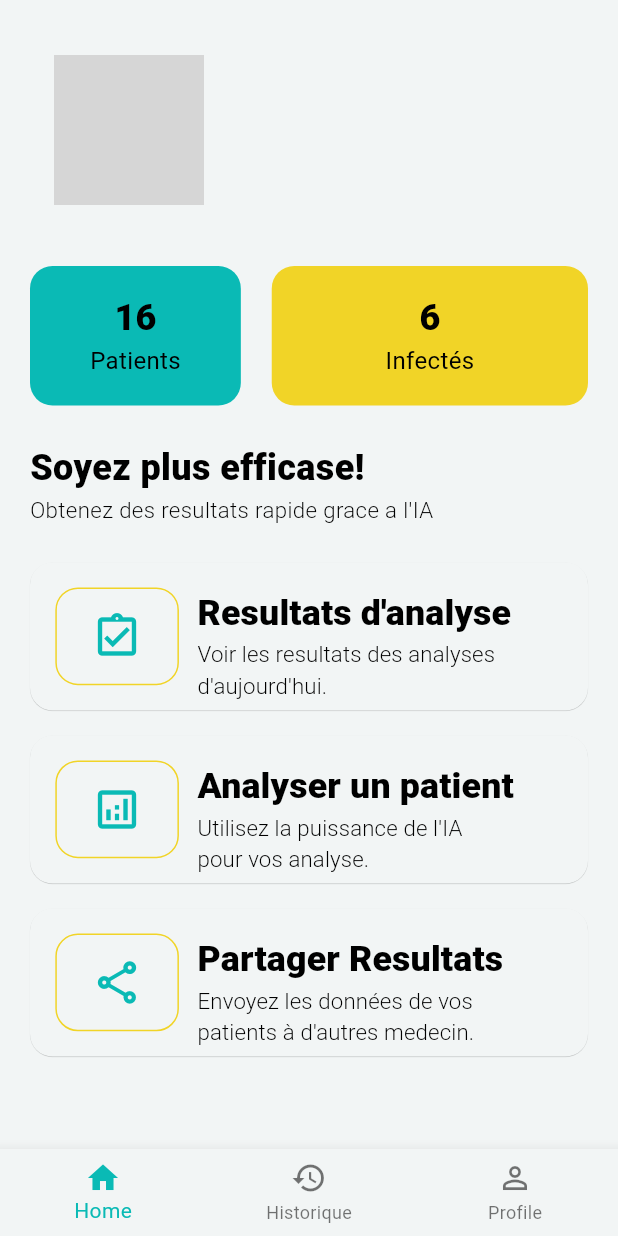
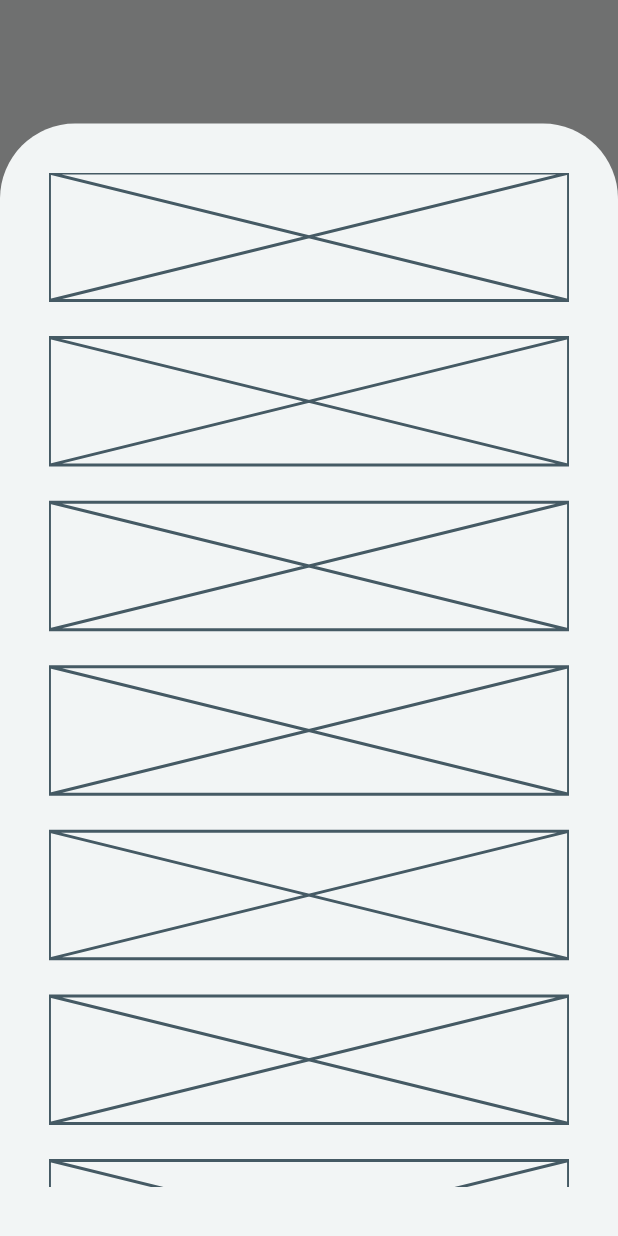
Before and after one commit to KDBismael/scanX-pi, a Flutter app: the screen it shows after launch, after a tap on "Resultats d'analyse", on a phone screen of 412 x 824 dp. Run offline on Flutter 3.47's test engine with Material 3 defaults, Android fonts, the light colour scheme and no system bars; our stand-ins replace dartz, equatable, get_it, shared_preferences; grey boxes are pictures that could not be loaded.

Commit message:
add bottom sheet modal

```diff
--- /dev/null
+++ b/lib/core/presentation/widgets/custom_bottom_sheet.dart
@@ -0,0 +1,29 @@
+import 'package:flutter/material.dart';
+
+class CustomBottomSheet {
+  Future<void> sheet(
+      {required BuildContext context,
+      required EdgeInsetsGeometry padding,
+      required Widget modalContent}) {
+    final size = MediaQuery.of(context).size;
+
+    return showModalBottomSheet<void>(
+        context: context,
+        isScrollControlled: true,
+        constraints: BoxConstraints.expand(height: size.height * 0.9),
+        backgroundColor: Theme.of(context).colorScheme.secondary,
+        shape: const RoundedRectangleBorder(
+          borderRadius: BorderRadius.only(
+            topLeft: Radius.circular(50),
+            topRight: Radius.circular(50),
+          ),
+          // side: BorderSide(color: Color(0xFF0ABAB5), width: 3),
+        ),
+        builder: (context) {
+          return Container(
+            padding: padding,
+            child: modalContent,
+          );
+        });
+  }
+}
--- a/lib/features/analyse_image/presentation/screens/analyse_historic_screen.dart
+++ b/lib/features/analyse_image/presentation/screens/analyse_historic_screen.dart
@@ -37,7 +37,8 @@ class AnalyseHistoricScreen extends StatelessWidget {
                       fallbackWidth: screenSize.width * 0.9,
                     );
                   },
-              )),
+                ),
+              ),
             ],
           ),
         ),
--- a/lib/features/analyse_image/presentation/screens/home_screen.dart
+++ b/lib/features/analyse_image/presentation/screens/home_screen.dart
@@ -1,5 +1,6 @@
 import 'package:flutter/material.dart';
 import 'package:provider/provider.dart';
+import 'package:scanx/core/presentation/widgets/custom_bottom_sheet.dart';
 import 'package:scanx/features/analyse_image/presentation/provider/analyse_image_provider.dart';
 
 class HomeScreen extends StatelessWidget {
@@ -182,6 +183,28 @@ class HomeScreen extends StatelessWidget {
                     elevation: 0.2,
                   ),
                   onPressed: () {
+                    CustomBottomSheet().sheet(
+                      context: context,
+                      padding: EdgeInsets.all(screenSize.width * 0.08),
+                      modalContent: Column(
+                        children: [
+                          Expanded(
+                            child: ListView.separated(
+                              separatorBuilder: (context, index) => SizedBox(
+                                height: screenSize.height * 0.03,
+                              ),
+                              itemCount: 10,
+                              itemBuilder: (context, index) {
+                                return Placeholder(
+                                  fallbackHeight: 85,
+                                  fallbackWidth: screenSize.width * 0.9,
+                                );
+                              },
+                            ),
+                          ),
+                        ],
+                      ),
+                    );
                     context
                         .read<AnalyseImageProvider>()
                         .eitherFailureOrHistoricResults();
@@ -248,6 +271,15 @@ class HomeScreen extends StatelessWidget {
                     elevation: 0.2,
                   ),
                   onPressed: () {
+                    CustomBottomSheet().sheet(
+                      context: context,
+                      padding: EdgeInsets.all(screenSize.width * 0.1),
+                      modalContent: const SizedBox(
+                        child: Center(
+                          child: Text('test'),
+                        ),
+                      ),
+                    );
                     context
                         .read<AnalyseImageProvider>()
                         .eitherFailureOrAnalyseResult();
```
Lines whose indentation alone changed are shown as unchanged.
